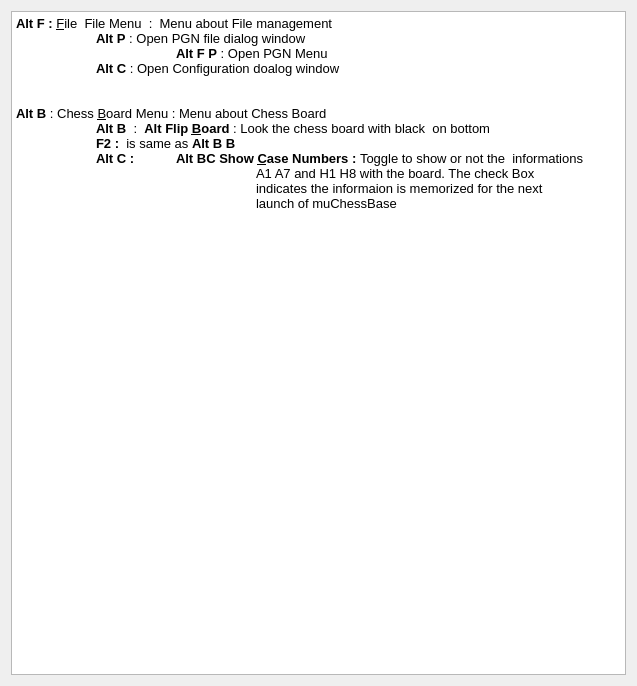
gillesmaire/myChessBase, file src/dialogshortcuts.ui: the form before one commit.
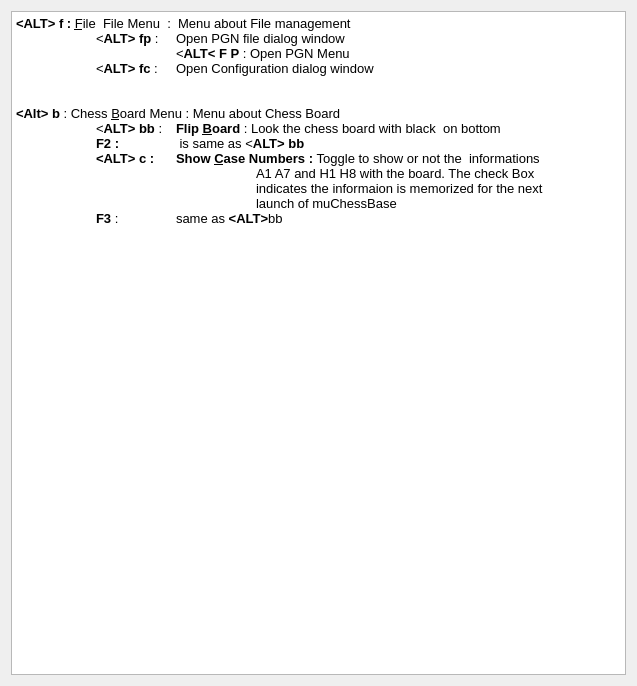
The form after the commit.

Diff of the .ui file:
```diff
--- a/src/dialogshortcuts.ui
+++ b/src/dialogshortcuts.ui
@@ -24,17 +24,18 @@
 li.unchecked::marker { content: &quot;\2610&quot;; }
 li.checked::marker { content: &quot;\2612&quot;; }
 &lt;/style&gt;&lt;/head&gt;&lt;body style=&quot; font-family:'Noto Sans'; font-size:10pt; font-weight:400; font-style:normal;&quot;&gt;
-&lt;p style=&quot; margin-top:0px; margin-bottom:0px; margin-left:0px; margin-right:0px; -qt-block-indent:0; text-indent:0px;&quot;&gt;&lt;span style=&quot; font-weight:700;&quot;&gt;Alt F :&lt;/span&gt; &lt;span style=&quot; text-decoration: underline;&quot;&gt;F&lt;/span&gt;ile  File Menu  :  Menu about File management&lt;/p&gt;
-&lt;p style=&quot; margin-top:0px; margin-bottom:0px; margin-left:0px; margin-right:0px; -qt-block-indent:0; text-indent:0px;&quot;&gt;	&lt;span style=&quot; font-weight:700;&quot;&gt;Alt P&lt;/span&gt; : Open PGN file dialog window&lt;br /&gt;		&lt;span style=&quot; font-weight:700;&quot;&gt;Alt F P&lt;/span&gt; : Open PGN Menu &lt;/p&gt;
-&lt;p style=&quot; margin-top:0px; margin-bottom:0px; margin-left:0px; margin-right:0px; -qt-block-indent:0; text-indent:0px;&quot;&gt;	&lt;span style=&quot; font-weight:700;&quot;&gt;Alt C &lt;/span&gt;: Open Configuration doalog window&lt;/p&gt;
+&lt;p style=&quot; margin-top:0px; margin-bottom:0px; margin-left:0px; margin-right:0px; -qt-block-indent:0; text-indent:0px;&quot;&gt;&lt;span style=&quot; font-weight:700;&quot;&gt;&amp;lt;ALT&amp;gt; f :&lt;/span&gt; &lt;span style=&quot; text-decoration: underline;&quot;&gt;F&lt;/span&gt;ile  File Menu  :  Menu about File management&lt;/p&gt;
+&lt;p style=&quot; margin-top:0px; margin-bottom:0px; margin-left:0px; margin-right:0px; -qt-block-indent:0; text-indent:0px;&quot;&gt;	&amp;lt;&lt;span style=&quot; font-weight:700;&quot;&gt;ALT&amp;gt; fp &lt;/span&gt;: 	Open PGN file dialog window&lt;br /&gt;		&amp;lt;&lt;span style=&quot; font-weight:700;&quot;&gt;ALT&amp;lt; F P&lt;/span&gt; : Open PGN Menu &lt;/p&gt;
+&lt;p style=&quot; margin-top:0px; margin-bottom:0px; margin-left:0px; margin-right:0px; -qt-block-indent:0; text-indent:0px;&quot;&gt;	&amp;lt;&lt;span style=&quot; font-weight:700;&quot;&gt;ALT&amp;gt; fc &lt;/span&gt;: 	Open Configuration dialog window&lt;/p&gt;
 &lt;p dir='rtl' style=&quot;-qt-paragraph-type:empty; margin-top:0px; margin-bottom:0px; margin-left:0px; margin-right:0px; -qt-block-indent:0; text-indent:0px;&quot;&gt;&lt;br /&gt;&lt;/p&gt;
 &lt;p style=&quot;-qt-paragraph-type:empty; margin-top:0px; margin-bottom:0px; margin-left:0px; margin-right:0px; -qt-block-indent:0; text-indent:0px;&quot;&gt;&lt;br /&gt;&lt;/p&gt;
-&lt;p style=&quot; margin-top:0px; margin-bottom:0px; margin-left:0px; margin-right:0px; -qt-block-indent:0; text-indent:0px;&quot;&gt;&lt;span style=&quot; font-weight:700;&quot;&gt;Alt B &lt;/span&gt;: Chess &lt;span style=&quot; text-decoration: underline;&quot;&gt;B&lt;/span&gt;oard Menu : Menu about Chess Board&lt;/p&gt;
-&lt;p style=&quot; margin-top:0px; margin-bottom:0px; margin-left:0px; margin-right:0px; -qt-block-indent:0; text-indent:0px;&quot;&gt;	&lt;span style=&quot; font-weight:700;&quot;&gt;Alt B&lt;/span&gt;  :  &lt;span style=&quot; font-weight:700;&quot;&gt;Alt Flip &lt;/span&gt;&lt;span style=&quot; font-weight:700; text-decoration: underline;&quot;&gt;B&lt;/span&gt;&lt;span style=&quot; font-weight:700;&quot;&gt;oard&lt;/span&gt; : Look the chess board with black  on bottom&lt;/p&gt;
-&lt;p style=&quot; margin-top:0px; margin-bottom:0px; margin-left:0px; margin-right:0px; -qt-block-indent:0; text-indent:0px;&quot;&gt;	&lt;span style=&quot; font-weight:700;&quot;&gt;F2 :&lt;/span&gt;  is same as &lt;span style=&quot; font-weight:700;&quot;&gt;Alt B B&lt;/span&gt;&lt;/p&gt;
-&lt;p style=&quot; margin-top:0px; margin-bottom:0px; margin-left:0px; margin-right:0px; -qt-block-indent:0; text-indent:0px;&quot;&gt;&lt;span style=&quot; font-weight:700;&quot;&gt;	Alt C :	Alt BC Show &lt;/span&gt;&lt;span style=&quot; font-weight:700; text-decoration: underline;&quot;&gt;C&lt;/span&gt;&lt;span style=&quot; font-weight:700;&quot;&gt;ase Numbers : &lt;/span&gt;Toggle to show or not the  informations&lt;br /&gt;                                              	A1 A7 and H1 H8 with the board. The check Box&lt;/p&gt;
+&lt;p style=&quot; margin-top:0px; margin-bottom:0px; margin-left:0px; margin-right:0px; -qt-block-indent:0; text-indent:0px;&quot;&gt;&lt;span style=&quot; font-weight:700;&quot;&gt;&amp;lt;Alt&amp;gt; b &lt;/span&gt;: Chess &lt;span style=&quot; text-decoration: underline;&quot;&gt;B&lt;/span&gt;oard Menu : Menu about Chess Board&lt;/p&gt;
+&lt;p style=&quot; margin-top:0px; margin-bottom:0px; margin-left:0px; margin-right:0px; -qt-block-indent:0; text-indent:0px;&quot;&gt;	&amp;lt;&lt;span style=&quot; font-weight:700;&quot;&gt;ALT&amp;gt; bb&lt;/span&gt; :  	&lt;span style=&quot; font-weight:700;&quot;&gt;Flip &lt;/span&gt;&lt;span style=&quot; font-weight:700; text-decoration: underline;&quot;&gt;B&lt;/span&gt;&lt;span style=&quot; font-weight:700;&quot;&gt;oard&lt;/span&gt; : Look the chess board with black  on bottom&lt;/p&gt;
+&lt;p style=&quot; margin-top:0px; margin-bottom:0px; margin-left:0px; margin-right:0px; -qt-block-indent:0; text-indent:0px;&quot;&gt;	&lt;span style=&quot; font-weight:700;&quot;&gt;F2 :&lt;/span&gt; 	 is same as &amp;lt;&lt;span style=&quot; font-weight:700;&quot;&gt;ALT&amp;gt; bb&lt;/span&gt;&lt;/p&gt;
+&lt;p style=&quot; margin-top:0px; margin-bottom:0px; margin-left:0px; margin-right:0px; -qt-block-indent:0; text-indent:0px;&quot;&gt;&lt;span style=&quot; font-weight:700;&quot;&gt;	&amp;lt;ALT&amp;gt; c :	Show &lt;/span&gt;&lt;span style=&quot; font-weight:700; text-decoration: underline;&quot;&gt;C&lt;/span&gt;&lt;span style=&quot; font-weight:700;&quot;&gt;ase Numbers : &lt;/span&gt;Toggle to show or not the  informations&lt;br /&gt;                                              	A1 A7 and H1 H8 with the board. The check Box&lt;/p&gt;
 &lt;p style=&quot; margin-top:0px; margin-bottom:0px; margin-left:0px; margin-right:0px; -qt-block-indent:0; text-indent:0px;&quot;&gt;                                              	indicates the informaion is memorized for the next &lt;/p&gt;
 &lt;p style=&quot; margin-top:0px; margin-bottom:0px; margin-left:0px; margin-right:0px; -qt-block-indent:0; text-indent:0px;&quot;&gt;                                              	launch of muChessBase&lt;/p&gt;
+&lt;p style=&quot; margin-top:0px; margin-bottom:0px; margin-left:0px; margin-right:0px; -qt-block-indent:0; text-indent:0px;&quot;&gt;	&lt;span style=&quot; font-weight:700;&quot;&gt;F3&lt;/span&gt; : 	same as &lt;span style=&quot; font-weight:700;&quot;&gt;&amp;lt;ALT&amp;gt;&lt;/span&gt;bb&lt;/p&gt;
 &lt;p style=&quot; margin-top:0px; margin-bottom:0px; margin-left:0px; margin-right:0px; -qt-block-indent:0; text-indent:0px;&quot;&gt;	&lt;/p&gt;&lt;/body&gt;&lt;/html&gt;</string>
      </property>
     </widget>
```
